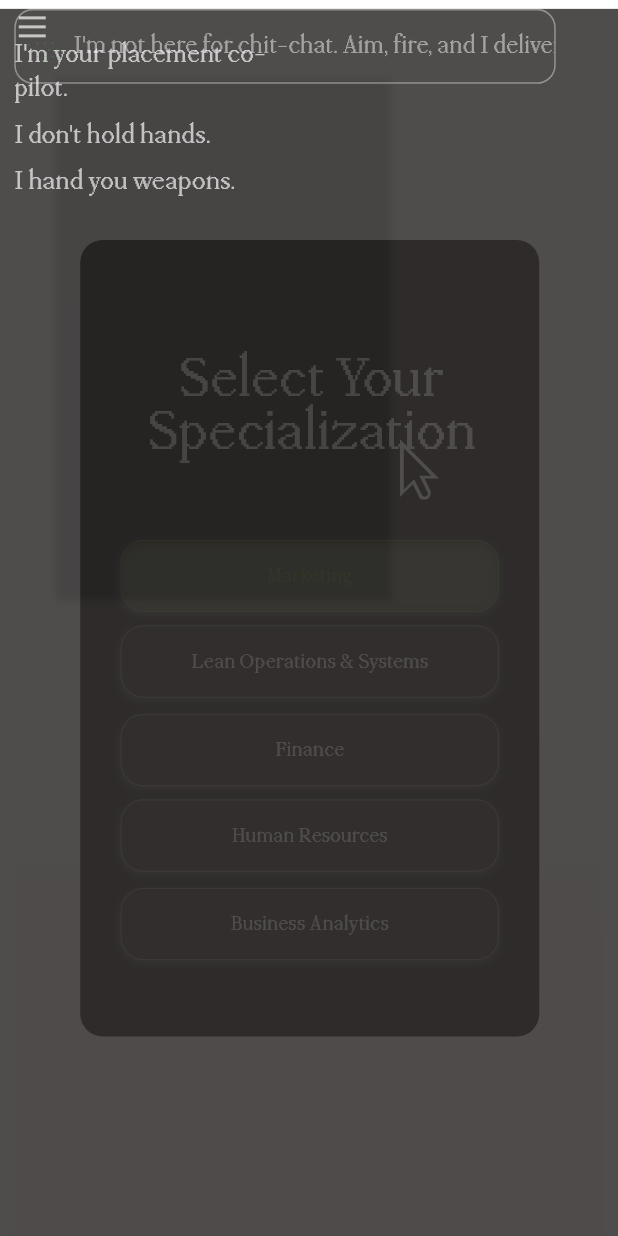
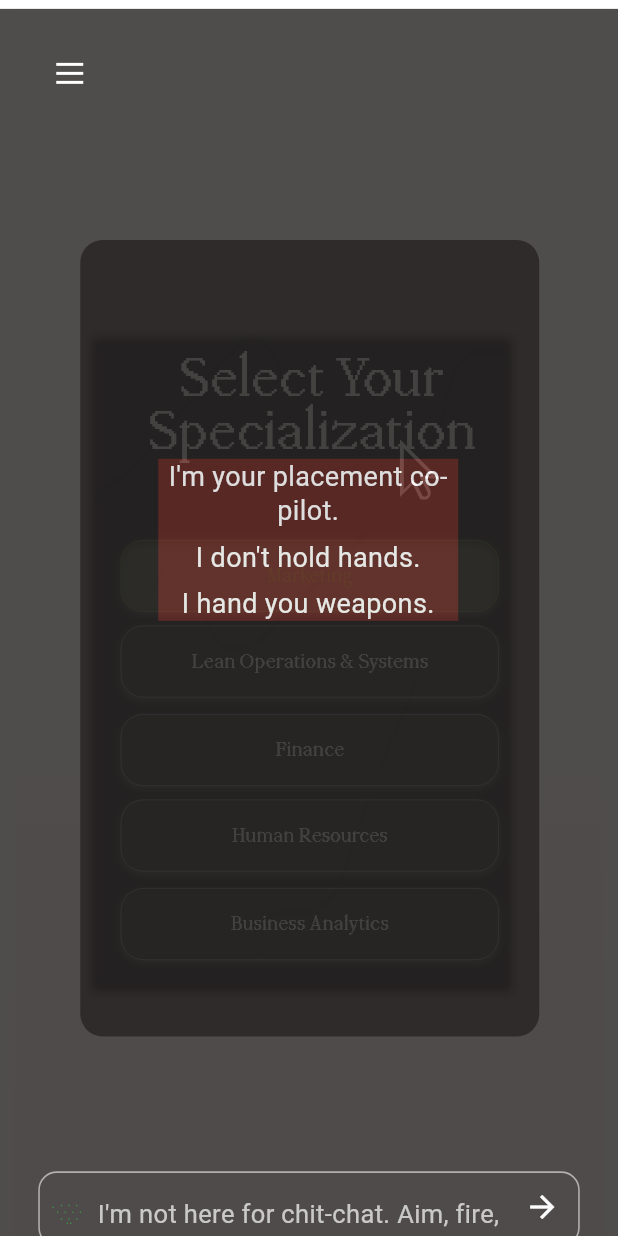
Before and after one commit to Navin-tlr/JD-Copilot, a Flutter app: the SpecializationScreen screen opened directly, after a tap on "Marketing", on a phone screen of 412 x 824 dp. Run offline on Flutter 3.47's test engine with Material 3 defaults, Android fonts, the phone set to English and light mode, and no system bars; our stand-ins replace flutter_svg; Roboto replaces fonts that are missing (Arial, ppmondwest).

Commit message:
Fix chat interface: Add debug background and change font to Arial to identify root cause of missing main message text

```diff
--- a/flutter_ui/lib/chat_interface_screen.dart
+++ b/flutter_ui/lib/chat_interface_screen.dart
@@ -1,103 +1,26 @@
 import 'package:flutter/material.dart';
+import 'package:flutter_svg/flutter_svg.dart';
 
 class ChatInterfaceScreen extends StatefulWidget {
-  final String selectedSpecialization;
-
-  const ChatInterfaceScreen({super.key, required this.selectedSpecialization});
+  const ChatInterfaceScreen({super.key});
 
   @override
   State<ChatInterfaceScreen> createState() => _ChatInterfaceScreenState();
 }
 
-class _ChatInterfaceScreenState extends State<ChatInterfaceScreen>
-    with TickerProviderStateMixin {
-  late AnimationController _fadeController;
-  late AnimationController _slideController;
-  late AnimationController _scaleController;
-
-  late Animation<double> _fadeAnimation;
-  late Animation<Offset> _slideAnimation;
-  late Animation<double> _scaleAnimation;
-
-  @override
-  void initState() {
-    super.initState();
-
-    _fadeController = AnimationController(
-      duration: const Duration(milliseconds: 800),
-      vsync: this,
-    );
-
-    _slideController = AnimationController(
-      duration: const Duration(milliseconds: 600),
-      vsync: this,
-    );
-
-    _scaleController = AnimationController(
-      duration: const Duration(milliseconds: 1000),
-      vsync: this,
-    );
-
-    _fadeAnimation = Tween<double>(
-      begin: 0.0,
-      end: 1.0,
-    ).animate(CurvedAnimation(
-      parent: _fadeController,
-      curve: Curves.easeOut,
-    ));
-
-    _slideAnimation = Tween<Offset>(
-      begin: const Offset(0, 0.3),
-      end: Offset.zero,
-    ).animate(CurvedAnimation(
-      parent: _slideController,
-      curve: Curves.easeOutCubic,
-    ));
-
-    _scaleAnimation = Tween<double>(
-      begin: 0.8,
-      end: 1.0,
-    ).animate(CurvedAnimation(
-      parent: _scaleController,
-      curve: Curves.elasticOut,
-    ));
-
-    _startAnimations();
-  }
-
-  void _startAnimations() async {
-    await Future.delayed(const Duration(milliseconds: 200));
-    _fadeController.forward();
-    await Future.delayed(const Duration(milliseconds: 300));
-    _slideController.forward();
-    await Future.delayed(const Duration(milliseconds: 200));
-    _scaleController.forward();
-  }
-
-  @override
-  void dispose() {
-    _fadeController.dispose();
-    _slideController.dispose();
-    _scaleController.dispose();
-    super.dispose();
-  }
-
+class _ChatInterfaceScreenState extends State<ChatInterfaceScreen> {
   @override
   Widget build(BuildContext context) {
     return Scaffold(
       backgroundColor: const Color(0xFF363232), // Exact: background: #363232
       body: Center(
-        child: Container(
+        child: SizedBox(
           width: 393, // Exact: width: 393px
           height: 852, // Exact: height: 852px
           child: Stack(
             children: [
-              // Y logo - Large background logo using actual y_logo.png
-              ScaleTransition(
-                scale: _scaleAnimation,
-                child: FadeTransition(
-                  opacity: _fadeAnimation,
-                  child: Positioned(
+              // Y Logo - Using y_logo.png with exact Figma styling
+              Positioned(
                 left: 51.78, // Exact: left: 51.78px
                 top: 215.68, // Exact: top: 215.68px
                 child: Container(
@@ -126,29 +49,25 @@ class _ChatInterfaceScreenState extends State<ChatInterfaceScreen>
                   ),
                 ),
               ),
-                ),
-              ),
 
-              // Main message - "I'm your placement co-pilot..." (exact positioning)
-              SlideTransition(
-                position: _slideAnimation,
-                child: FadeTransition(
-                  opacity: _fadeAnimation,
-                  child: Positioned(
-                    left: 140.82, // Exact: left: 140.82px
-                    top: 395.10, // Exact: top: 395.10px
+              // Main Message - "I'm your placement co-pilot..."
+              Positioned(
+                left: 96, // Center the main message (393 - 200) / 2 = 96.5
+                top: 300, // Position in the center area of the screen
                 child: Container(
-                      width: 200, // Adjusted for text content to avoid cut-off
+                  width: 200, // Give enough width for text
+                  color: Colors.red.withValues(alpha: 0.3), // DEBUG: Make text area visible
                   child: Column(
-                        crossAxisAlignment: CrossAxisAlignment.start,
+                    crossAxisAlignment: CrossAxisAlignment.center,
                     mainAxisSize: MainAxisSize.min,
                     children: [
                       Text(
                         'I\'m your placement co-pilot.',
+                        textAlign: TextAlign.center,
                         style: TextStyle(
                           color: Colors.white,
                           fontSize: 18,
-                              fontFamily: 'PP Mondwest',
+                          fontFamily: 'Arial', // DEBUG: Use system font instead of 'ppmondwest'
                           fontWeight: FontWeight.w400,
                           height: 1.3,
                         ),
@@ -156,10 +75,11 @@ class _ChatInterfaceScreenState extends State<ChatInterfaceScreen>
                       const SizedBox(height: 8),
                       Text(
                         'I don\'t hold hands.',
+                        textAlign: TextAlign.center,
                         style: TextStyle(
                           color: Colors.white,
                           fontSize: 18,
-                              fontFamily: 'PP Mondwest',
+                          fontFamily: 'Arial', // DEBUG: Use system font instead of 'ppmondwest'
                           fontWeight: FontWeight.w400,
                           height: 1.3,
                         ),
@@ -167,10 +87,11 @@ class _ChatInterfaceScreenState extends State<ChatInterfaceScreen>
                       const SizedBox(height: 8),
                       Text(
                         'I hand you weapons.',
+                        textAlign: TextAlign.center,
                         style: TextStyle(
                           color: Colors.white,
                           fontSize: 18,
-                              fontFamily: 'PP Mondwest',
+                          fontFamily: 'Arial', // DEBUG: Use system font instead of 'ppmondwest'
                           fontWeight: FontWeight.w400,
                           height: 1.3,
                         ),
@@ -179,13 +100,9 @@ class _ChatInterfaceScreenState extends State<ChatInterfaceScreen>
                   ),
                 ),
               ),
-                ),
-              ),
 
-              // Frame 2 - Input field at bottom (exact positioning)
-              FadeTransition(
-                opacity: _fadeAnimation,
-                child: Positioned(
+              // Input Field - Frame 2 with exact specifications
+              Positioned(
                 left: 16, // Exact: left: 16px
                 top: 775, // Exact: top: 775px
                 child: Container(
@@ -204,49 +121,53 @@ class _ChatInterfaceScreenState extends State<ChatInterfaceScreen>
                       Positioned(
                         left: 38.44, // Exact: left: 38.44px
                         top: 15.58, // Exact: top: 15.58px
+                        child: SizedBox(
+                          width: 280, // Give enough width for text to wrap properly
                           child: Text(
                             'I\'m not here for chit-chat. Aim, fire, and I deliver',
                             style: TextStyle(
-                              color: const Color.fromRGBO(255, 255, 255, 0.7), // Exact: rgba(255, 255, 255, 0.70)
-                              fontSize: 17.023, // Exact: font-size: 17.023px
-                              fontFamily: 'PP Mondwest', // Exact: font-family: PP Mondwest
-                              fontStyle: FontStyle.normal, // Exact: font-style: normal
+                              color: const Color.fromRGBO(255, 255, 255, 0.70), // Exact: rgba(255, 255, 255, 0.70)
+                              fontSize: 17.02, // Exact: font-size: 17.02px
+                              fontFamily: 'ppmondwest', // Exact: font-family: PP Mondwest
                               fontWeight: FontWeight.w400, // Exact: font-weight: 400
-                              height: 1.0, // Exact: line-height: normal
+                            ),
+                            softWrap: true, // Enable text wrapping
+                            overflow: TextOverflow.visible, // Allow text to be visible
                           ),
                         ),
                       ),
-                        // Icon_2 - Green dots icon (exact positioning)
+                      // Green dots icon
                       Positioned(
                         left: 6, // Exact: left: 6px
                         top: 11, // Exact: top: 11px
-                          child: Container(
-                            width: 28, // Exact: width: 28
-                            height: 28, // Exact: height: 28
-                            child: CustomPaint(
-                              painter: _GreenDotsPainter(),
+                        child: SvgPicture.asset(
+                          'assets/images/green_dot_icon.svg',
+                          width: 28, // Exact: width="28"
+                          height: 28, // Exact: height="28"
                         ),
+                      ),
+                      // Send button (arrow icon)
+                      Positioned(
+                        right: 12, // Position on the right side
+                        top: 11, // Align with the green dots icon
+                        child: Icon(
+                          Icons.arrow_forward,
+                          color: Colors.white,
+                          size: 24,
                         ),
                       ),
                     ],
                   ),
                 ),
               ),
-              ),
 
-              // Hamburger menu icon - Top left (exact positioning)
-              FadeTransition(
-                opacity: _fadeAnimation,
-                child: Positioned(
+              // Hamburger menu icon
+              Positioned(
                 left: 25, // Exact: left: 25px
                 top: 31, // Exact: top: 31px
-                  child: Container(
-                    width: 24, // Exact: width: 24
-                    height: 24, // Exact: height: 24
                 child: CustomPaint(
+                  size: const Size(24, 24), // Exact: width="24" height="24"
                   painter: _HamburgerMenuPainter(),
-                    ),
-                  ),
                 ),
               ),
             ],
@@ -257,73 +178,21 @@ class _ChatInterfaceScreenState extends State<ChatInterfaceScreen>
   }
 }
 
-// Custom painter for the green dots icon - exact SVG implementation
-class _GreenDotsPainter extends CustomPainter {
+// Custom painter for hamburger menu icon
+class _HamburgerMenuPainter extends CustomPainter {
   @override
   void paint(Canvas canvas, Size size) {
     final paint = Paint()
-      ..color = const Color(0xFF15B720).withValues(alpha: 0.7) // Exact: fill="#15B720" fill-opacity="0.7"
-      ..style = PaintingStyle.fill;
+      ..color = Colors.white // Exact: stroke="white"
+      ..style = PaintingStyle.stroke
+      ..strokeWidth = 2.0; // Exact: stroke-width="2"
 
-    // Draw the exact green dots pattern from the SVG paths
-    // Top row dots
-    canvas.drawCircle(Offset(2.81395, 11.8185), 0.5, paint);
-    canvas.drawCircle(Offset(5.90928, 15.1952), 0.5, paint);
-    canvas.drawCircle(Offset(10.9744, 15.1952), 0.5, paint);
-    canvas.drawCircle(Offset(16.0394, 15.1952), 0.5, paint);
-    canvas.drawCircle(Offset(21.1045, 15.1952), 0.5, paint);
-
-    // Middle row dots
-    canvas.drawCircle(Offset(8.44182, 10.6929), 0.5, paint);
-    canvas.drawCircle(Offset(13.5069, 10.6929), 0.5, paint);
-    canvas.drawCircle(Offset(18.572, 10.6929), 0.5, paint);
-
-    // Bottom row dots
-    canvas.drawCircle(Offset(8.44182, 19.6975), 0.5, paint);
-    canvas.drawCircle(Offset(13.5069, 19.6975), 0.5, paint);
-    canvas.drawCircle(Offset(18.572, 19.6975), 0.5, paint);
-
-    // Bottom center dots
-    canvas.drawCircle(Offset(12.3813, 22.5115), 0.5, paint);
-    canvas.drawCircle(Offset(14.6325, 22.5115), 0.5, paint);
+    // Draw the three horizontal lines
+    canvas.drawLine(const Offset(3, 6), const Offset(21, 6), paint);
+    canvas.drawLine(const Offset(3, 12), const Offset(21, 12), paint);
+    canvas.drawLine(const Offset(3, 18), const Offset(21, 18), paint);
   }
 
   @override
   bool shouldRepaint(covariant CustomPainter oldDelegate) => false;
 }
-
-// Custom painter for the hamburger menu icon - exact SVG implementation
-class _HamburgerMenuPainter extends CustomPainter {
-  @override
-  void paint(Canvas canvas, Size size) {
-    final paint = Paint()
-      ..color = Colors.white
-      ..style = PaintingStyle.stroke
-      ..strokeWidth = 2.0; // Exact: stroke-width="2"
-
-    // Draw the three horizontal lines from the SVG
-    // First line: M3 6H21
-    canvas.drawLine(
-      const Offset(3, 6),
-      const Offset(21, 6),
-      paint,
-    );
-
-    // Second line: M3 12H21
-    canvas.drawLine(
-      const Offset(3, 12),
-      const Offset(21, 12),
-      paint,
-    );
-
-    // Third line: M3 18H21
-    canvas.drawLine(
-      const Offset(3, 18),
-      const Offset(21, 18),
-      paint,
-    );
-  }
-
-  @override
-  bool shouldRepaint(covariant CustomPainter oldDelegate) => false;
-}
--- a/flutter_ui/lib/specialization_screen.dart
+++ b/flutter_ui/lib/specialization_screen.dart
@@ -98,7 +98,7 @@ class _SpecializationScreenState extends State<SpecializationScreen>
       Navigator.of(context).pushReplacement(
         PageRouteBuilder(
           pageBuilder: (context, animation, secondaryAnimation) =>
-              ChatInterfaceScreen(selectedSpecialization: specializationId),
+              ChatInterfaceScreen(),
           transitionsBuilder: (context, animation, secondaryAnimation, child) {
             return FadeTransition(
               opacity: CurvedAnimation(
```
Also changed, not shown: flutter_ui/assets/images/green_dot_icon.svg (added). Lines whose indentation alone changed are shown as unchanged.
